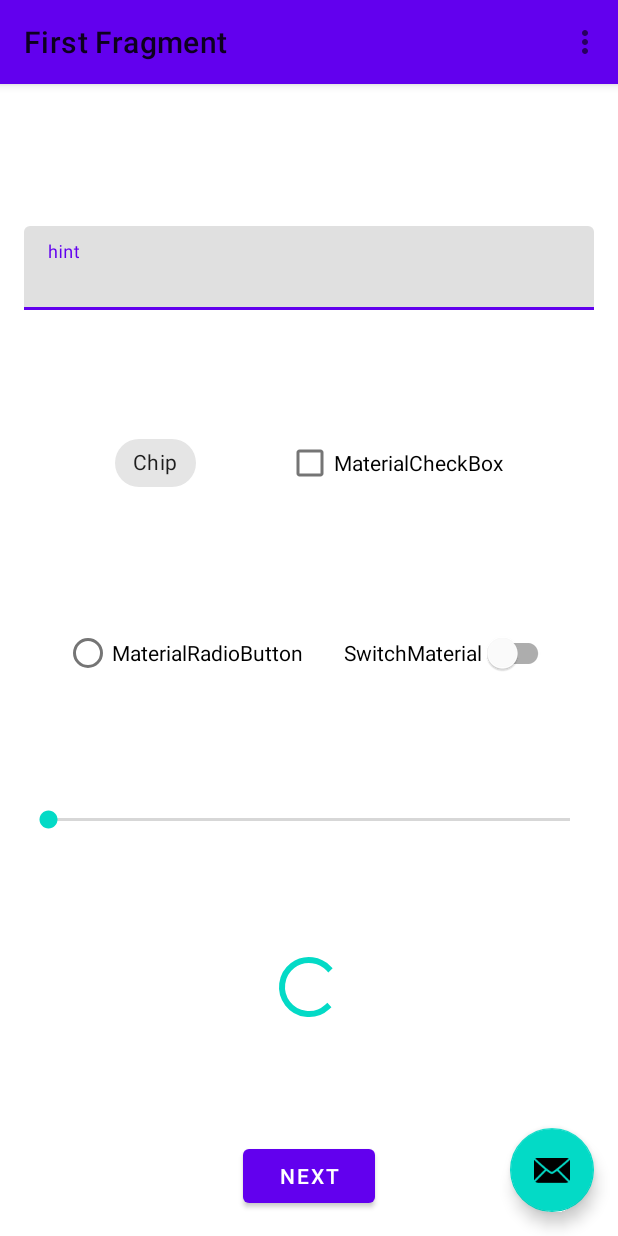
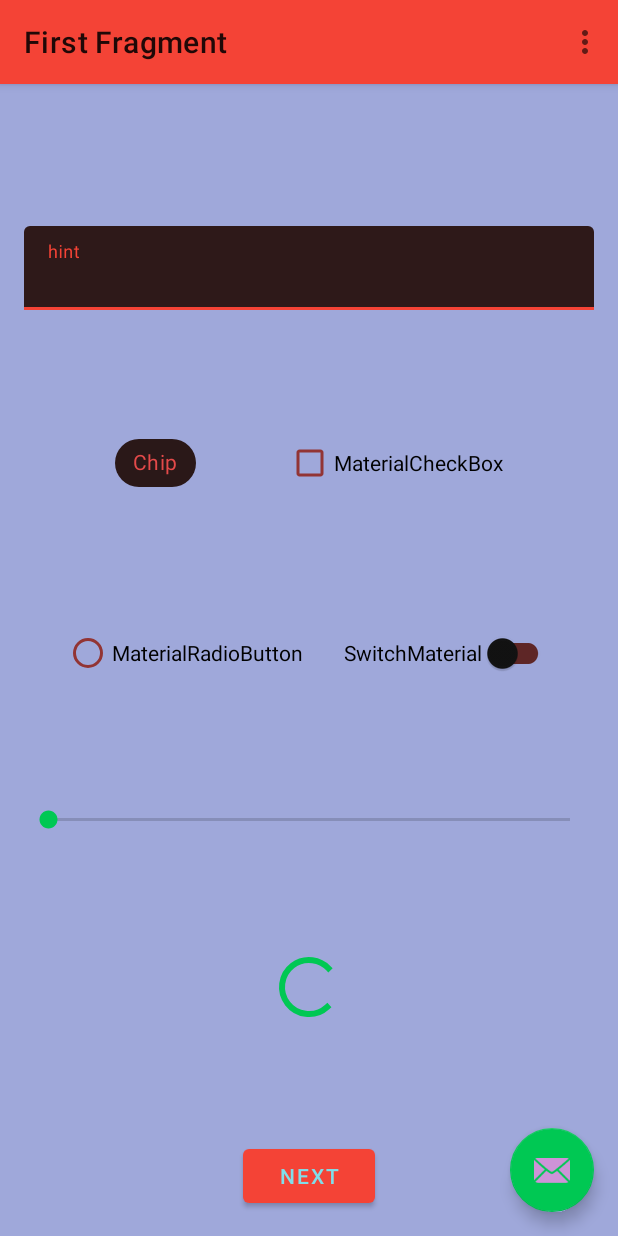
Before and after one commit to rmakiyama/android-theme-study, an Android app: the screen it shows after launch (MainActivity), on a phone screen of 412 x 824 dp. Run offline under Robolectric (Android 15) with nearby library versions, the phone set to English and light mode, and no system bars; our stand-ins replace data binding, navigation-ui.

Commit message:
change color attributes

```diff
--- a/app/src/main/res/values/theme.xml
+++ b/app/src/main/res/values/theme.xml
@@ -1,6 +1,19 @@
 <?xml version="1.0" encoding="utf-8"?>
 <resources>
-    <style name="Base.ThemeStudy" parent="Theme.MaterialComponents.DayNight.NoActionBar"/>
+    <style name="Base.ThemeStudy" parent="Theme.MaterialComponents.DayNight.NoActionBar">
+        <item name="colorPrimary">#f44336</item>
+        <item name="colorPrimaryVariant">#ba000d</item>
+        <item name="colorOnPrimary">#80deea</item>
+        <item name="colorSecondary">#00c853</item>
+        <item name="colorSecondaryVariant">#009624</item>
+        <item name="colorOnSecondary">#ce93d8</item>
+        <item name="colorError">#03a9f4</item>
+        <item name="colorOnError">#FFFFFF</item>
+        <item name="colorSurface">#121212</item>
+        <item name="colorOnSurface">#ff5252</item>
+        <item name="android:colorBackground">#9fa8da</item>
+        <item name="colorOnBackground">#eeff41</item>
+    </style>
 
     <style name="ThemeStudy" parent="Base.ThemeStudy"/>
 </resources>
```
Also changed, not shown: 2 other files.
